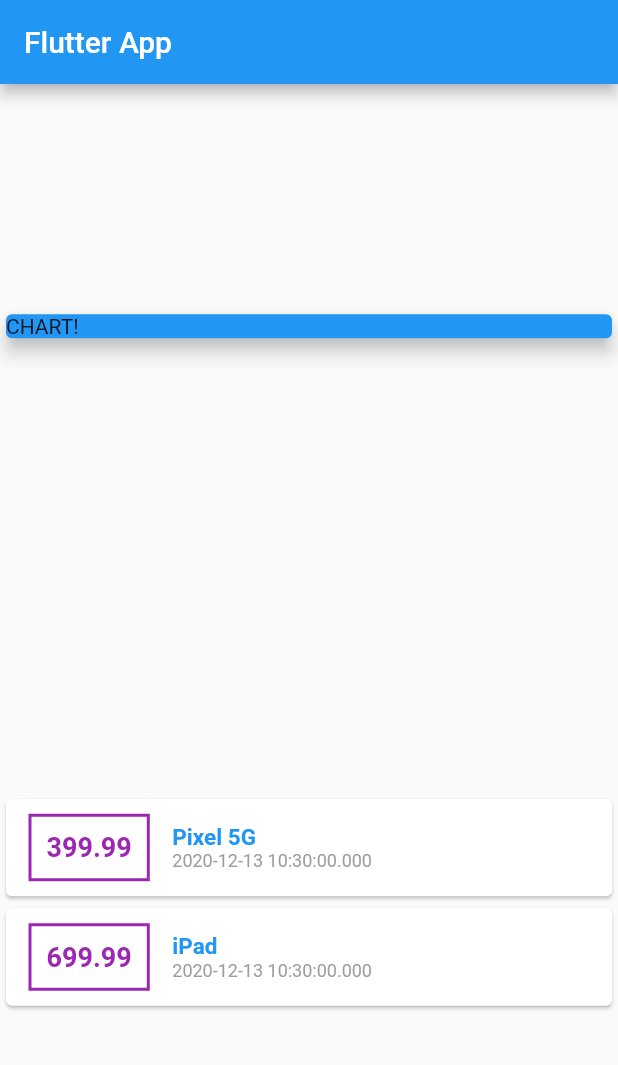
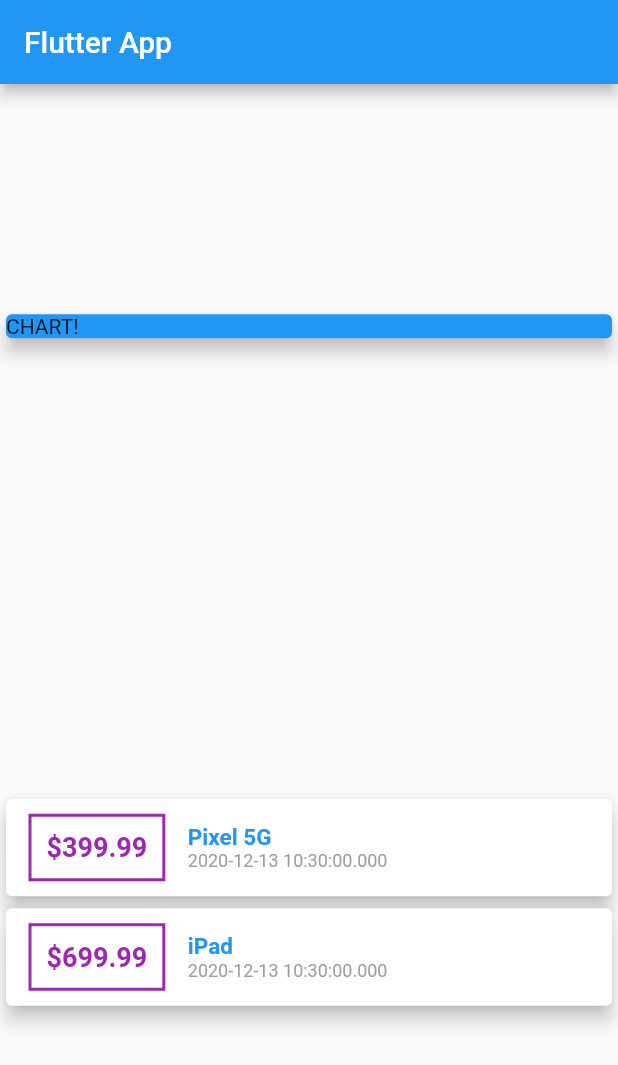
Before and after one commit to Flutteric/ExpensesApp, a Flutter app: the screen it shows after launch, on a phone screen of 412 x 824 dp. Shown: the top 1065 px of the screen. Run offline on Flutter 3.47's test engine with Material 2 defaults, Android fonts, the phone set to English and light mode, and no system bars.

```diff
--- a/lib/main.dart
+++ b/lib/main.dart
@@ -41,6 +41,7 @@ class MyHomePage extends StatelessWidget {
           Column(
               children: transactions.map((tx) {
             return Card(
+              elevation: 5,
               child: Row(
                 children: <Widget>[
                   Container(
@@ -49,7 +50,7 @@ class MyHomePage extends StatelessWidget {
                         border: Border.all(color: Colors.purple, width: 2)),
                     padding: EdgeInsets.all(10),
                     child: Text(
-                      tx.amount.toString(),
+                      '\$${tx.amount}',
                       style: TextStyle(
                           fontWeight: FontWeight.bold,
                           fontSize: 18,
```
